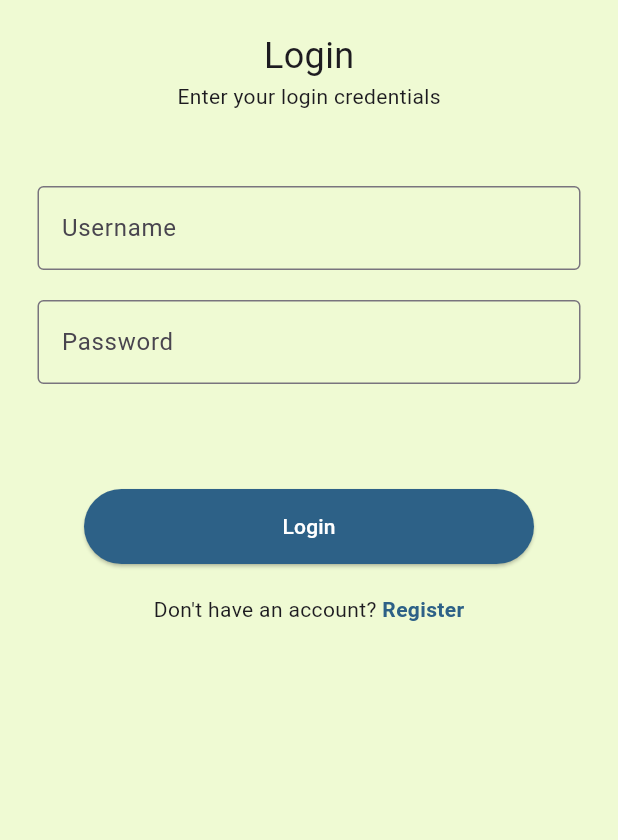
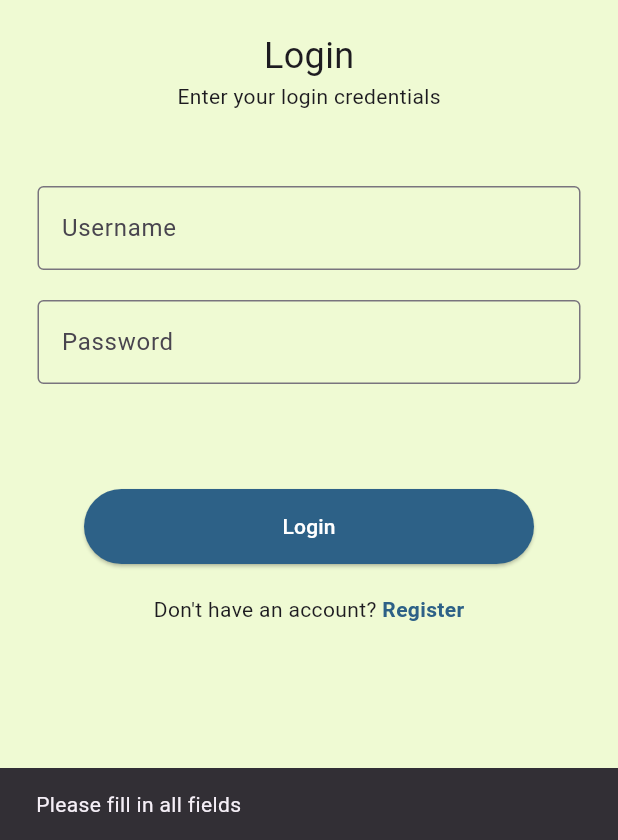
Before and after one commit to lochhapu/TourBud, a Flutter app: the screen it shows after launch, after a tap on "Login", on a phone screen of 412 x 824 dp, the part 396-1236 px from its top. Run offline on Flutter 3.47's test engine with Material 3 defaults, Android fonts, the phone set to English and light mode, and no system bars.

Commit message:
Added login function

```diff
--- a/frontend/tour_bud/lib/config.dart
+++ b/frontend/tour_bud/lib/config.dart
@@ -1,3 +1,3 @@
 class AppConfig {
-  static const String baseUrl = 'http://127.0.0.1:5000';
+  static const String baseUrl = 'http://66.154.127.192:5000';
 }
--- a/frontend/tour_bud/lib/login_page.dart
+++ b/frontend/tour_bud/lib/login_page.dart
@@ -1,14 +1,55 @@
+import 'dart:convert';
+
 import 'package:flutter/material.dart';
+import 'package:http/http.dart' as http;
+import 'package:tour_bud/config.dart';
+
+import 'dashboard_page.dart';
 import 'register_page.dart';
-import 'dashboard_page.dart';
 
 class LoginPage extends StatelessWidget {
   TextEditingController usernameController = TextEditingController();
   TextEditingController passwordController = TextEditingController();
 
-  void login() {
-    print(usernameController.text);
-    print(passwordController.text);
+  void login(BuildContext context) async {
+    final username = usernameController.text.trim();
+    final password = passwordController.text;
+
+    if (username.isEmpty || password.isEmpty) {
+      ScaffoldMessenger.of(context).showSnackBar(
+        const SnackBar(content: Text("Please fill in all fields")),
+      );
+      return;
+    }
+
+    try {
+      final response = await http.post(
+        Uri.parse('${AppConfig.baseUrl}/api/login'),
+        headers: {'Content-Type': 'application/json'},
+        body: jsonEncode({'username': username, 'password': password}),
+      );
+
+      final data = jsonDecode(response.body);
+
+      if (response.statusCode == 200) {
+        ScaffoldMessenger.of(context).showSnackBar(
+          const SnackBar(content: Text("Login successful")),
+        );
+
+        Navigator.pushReplacement(
+          context,
+          MaterialPageRoute(builder: (context) => const MyWidget()),
+        );
+      } else {
+        ScaffoldMessenger.of(context).showSnackBar(
+          SnackBar(content: Text(data['error'] ?? 'Login failed')),
+        );
+      }
+    } catch (e) {
+      ScaffoldMessenger.of(context).showSnackBar(
+        const SnackBar(content: Text("Could not connect to server")),
+      );
+    }
   }
 
   @override
@@ -55,7 +96,7 @@ class LoginPage extends StatelessWidget {
               const SizedBox(height: 70),
 
               ElevatedButton(
-                onPressed: login,
+                onPressed: () => login(context),
                 style: ElevatedButton.styleFrom(
                   minimumSize: const Size(300, 50),
                   backgroundColor: const Color(0xFF2D6187),
```
